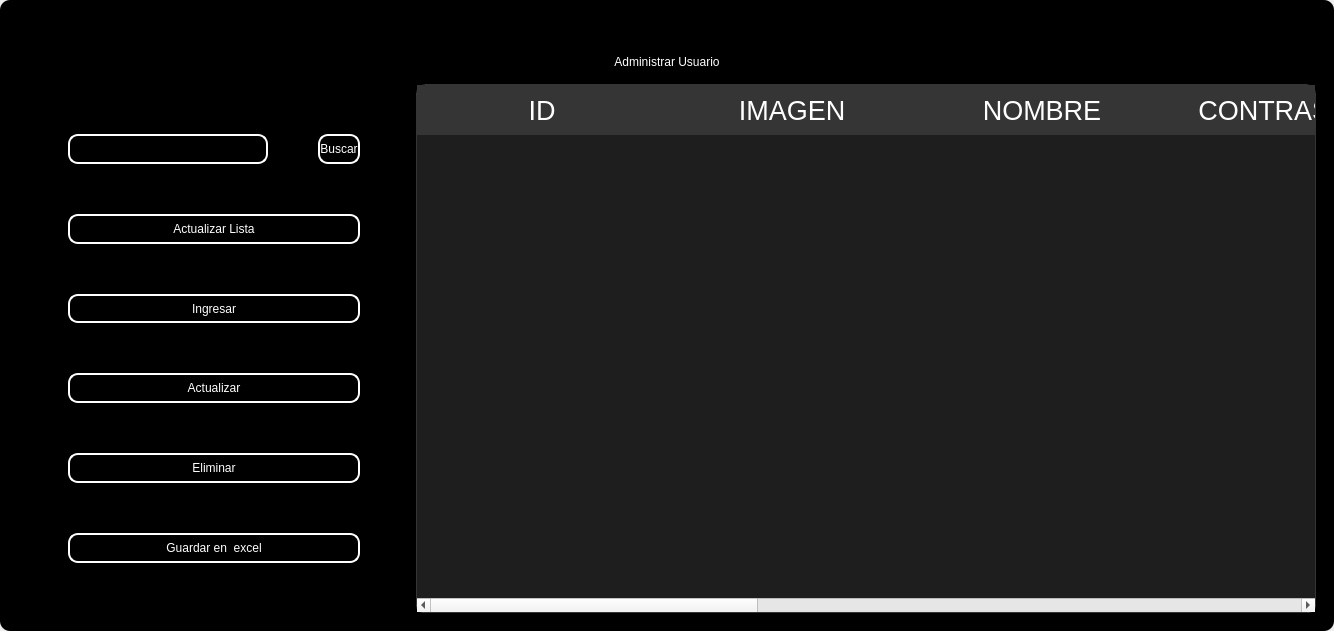
Qt form design/standar/mainuser2.ui (codemiguel-dev/ERP-EmprendeSoft-Desktop) before a commit.
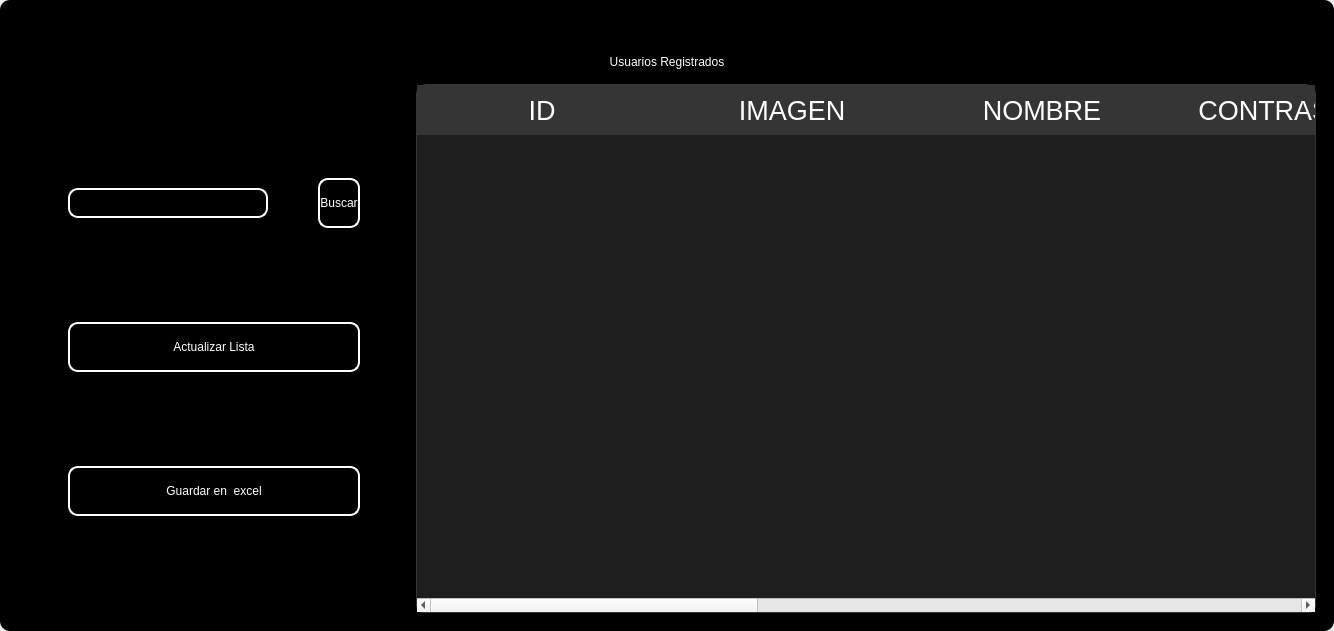
The same form after that commit. Icons and pictures are not drawn.

```diff
--- a/design/standar/mainuser2.ui
+++ b/design/standar/mainuser2.ui
@@ -294,7 +294,7 @@
 color: rgb(255, 255, 255);</string>
          </property>
          <property name="text">
-          <string>Administrar Usuario</string>
+          <string>Usuarios Registrados</string>
          </property>
          <property name="alignment">
           <set>Qt::AlignCenter</set>
@@ -516,120 +516,6 @@
               </property>
              </widget>
             </item>
-            <item>
-             <widget class="QPushButton" name="btn_add">
-              <property name="maximumSize">
-               <size>
-                <width>300</width>
-                <height>50</height>
-               </size>
-              </property>
-              <property name="cursor">
-               <cursorShape>PointingHandCursor</cursorShape>
-              </property>
-              <property name="styleSheet">
-               <string notr="true">QPushButton{
-border-radius:10px; 
-font: 12pt &quot;Arial&quot;;
-color: rgb(255, 255, 254);
-border: 2px solid #ffffff;
-}
-
-QPushButton:hover{
-border-radius:10px; 
-font: 12pt &quot;Arial&quot;;
-color: rgb(255, 255, 255);
-border: 2px solid rgb(120, 0, 171);
-	background-color: rgb(120, 0, 171);
-}</string>
-              </property>
-              <property name="text">
-               <string>Ingresar</string>
-              </property>
-              <property name="iconSize">
-               <size>
-                <width>35</width>
-                <height>35</height>
-               </size>
-              </property>
-             </widget>
-            </item>
-            <item>
-             <widget class="QPushButton" name="btn_update">
-              <property name="maximumSize">
-               <size>
-                <width>300</width>
-                <height>50</height>
-               </size>
-              </property>
-              <property name="cursor">
-               <cursorShape>PointingHandCursor</cursorShape>
-              </property>
-              <property name="styleSheet">
-               <string notr="true">QPushButton{
-border-radius:10px; 
-font: 12pt &quot;Arial&quot;;
-color: rgb(255, 255, 254);
-border: 2px solid #ffffff;
-}
-
-QPushButton:hover{
-border-radius:10px; 
-font: 12pt &quot;Arial&quot;;
-color: rgb(255, 255, 255);
-border: 2px solid rgb(120, 0, 171);
-	background-color: rgb(120, 0, 171);
-}</string>
-              </property>
-              <property name="text">
-               <string>Actualizar</string>
-              </property>
-              <property name="iconSize">
-               <size>
-                <width>35</width>
-                <height>35</height>
-               </size>
-              </property>
-             </widget>
-            </item>
-            <item>
-             <widget class="QPushButton" name="btn_delete">
-              <property name="maximumSize">
-               <size>
-                <width>300</width>
-                <height>50</height>
-               </size>
-              </property>
-              <property name="cursor">
-               <cursorShape>PointingHandCursor</cursorShape>
-              </property>
-              <property name="styleSheet">
-               <string notr="true">QPushButton{
-border-radius:10px; 
-font: 12pt &quot;Arial&quot;;
-color: rgb(255, 255, 254);
-border: 2px solid #ffffff;
-}
-
-QPushButton:hover{
-border-radius:10px; 
-font: 12pt &quot;Arial&quot;;
-color: rgb(255, 255, 255);
-border: 2px solid rgb(120, 0, 171);
-	background-color: rgb(120, 0, 171);
-}</string>
-              </property>
-              <property name="text">
-               <string>Eliminar</string>
-              </property>
-              <property name="iconSize">
-               <size>
-                <width>35</width>
-                <height>35</height>
-               </size>
-              </property>
-             </widget>
-            </item>
             <item>
              <widget class="QPushButton" name="btn_excel">
               <property name="minimumSize">
```
